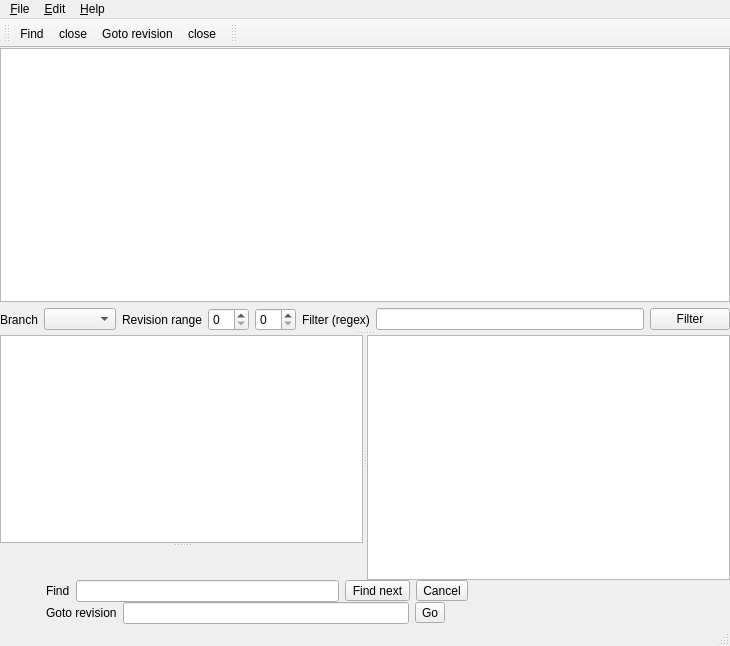
This is hgqvlib/qt4/hgqv.ui in TyberiusPrime/hgview as Qt 5 draws it before an edit. The edited form follows.
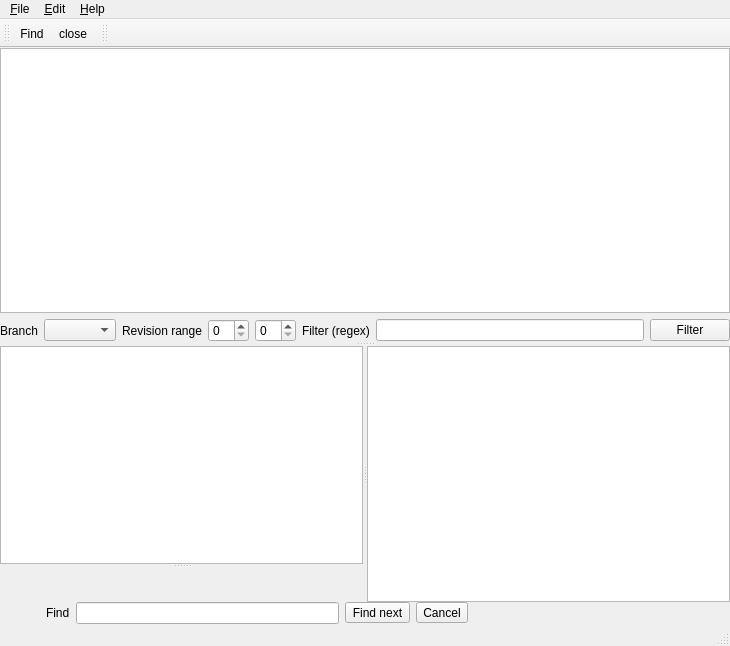
This is the edited form. Icons and pictures are not drawn. Custom widgets are drawn as their Qt base class.

Commit message: continue the port of the main window (WiP)

Patch:
```diff
--- a/hgqvlib/qt4/hgqv.ui
+++ b/hgqvlib/qt4/hgqv.ui
@@ -245,65 +245,6 @@
       </layout>
      </widget>
     </item>
-    <item>
-     <widget class="QFrame" name="frame_goto" >
-      <property name="frameShape" >
-       <enum>QFrame::NoFrame</enum>
-      </property>
-      <property name="frameShadow" >
-       <enum>QFrame::Raised</enum>
-      </property>
-      <layout class="QHBoxLayout" name="horizontalLayout_3" >
-       <property name="margin" >
-        <number>0</number>
-       </property>
-       <item>
-        <widget class="QPushButton" name="close_goto_toolButton" >
-         <property name="text" >
-          <string/>
-         </property>
-         <property name="icon" >
-          <iconset resource="hgqv.qrc" >
-           <normaloff>:/icons/close.png</normaloff>:/icons/close.png</iconset>
-         </property>
-         <property name="flat" >
-          <bool>true</bool>
-         </property>
-        </widget>
-       </item>
-       <item>
-        <widget class="QLabel" name="label_5" >
-         <property name="text" >
-          <string>Goto revision</string>
-         </property>
-        </widget>
-       </item>
-       <item>
-        <widget class="QLineEdit" name="entry_goto" />
-       </item>
-       <item>
-        <widget class="QToolButton" name="button_goto" >
-         <property name="text" >
-          <string>Go</string>
-         </property>
-        </widget>
-       </item>
-       <item>
-        <spacer name="horizontalSpacer_3" >
-         <property name="orientation" >
-          <enum>Qt::Horizontal</enum>
-         </property>
-         <property name="sizeHint" stdset="0" >
-          <size>
-           <width>279</width>
-           <height>20</height>
-          </size>
-         </property>
-        </spacer>
-       </item>
-      </layout>
-     </widget>
-    </item>
    </layout>
   </widget>
   <widget class="QMenuBar" name="menubar" >
@@ -359,7 +300,7 @@
     <rect>
      <x>0</x>
      <y>30</y>
-     <width>145</width>
+     <width>69</width>
      <height>33</height>
     </rect>
    </property>
@@ -374,8 +315,6 @@
    </attribute>
    <addaction name="actionFind" />
    <addaction name="actionCloseFind" />
-   <addaction name="actionGoto" />
-   <addaction name="actionCloseGoto" />
   </widget>
   <widget class="QToolBar" name="toolBar_treefilters" >
    <property name="enabled" >
@@ -383,9 +322,9 @@
    </property>
    <property name="geometry" >
     <rect>
-     <x>145</x>
+     <x>69</x>
      <y>30</y>
-     <width>585</width>
+     <width>661</width>
      <height>33</height>
     </rect>
    </property>
@@ -459,29 +398,6 @@
     <string>Find &amp;Next</string>
    </property>
   </action>
-  <action name="actionGoto" >
-   <property name="checkable" >
-    <bool>true</bool>
-   </property>
-   <property name="text" >
-    <string>&amp;Goto revision...</string>
-   </property>
-   <property name="shortcut" >
-    <string>Ctrl+G</string>
-   </property>
-  </action>
-  <action name="actionCloseGoto" >
-   <property name="icon" >
-    <iconset resource="hgqv.qrc" >
-     <normaloff>:/icons/close.png</normaloff>:/icons/close.png</iconset>
-   </property>
-   <property name="text" >
-    <string>close</string>
-   </property>
-   <property name="visible" >
-    <bool>false</bool>
-   </property>
-  </action>
  </widget>
  <customwidgets>
   <customwidget>
```
Left out of the diff: 49 changed lines with no effect on the pictures. The commit also changes 1 other file.
